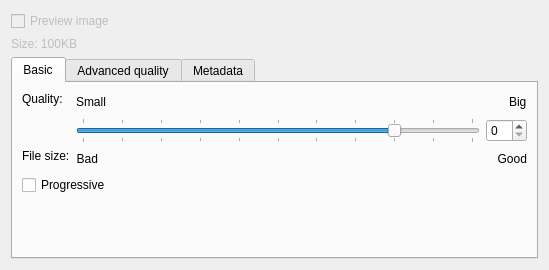
First picture: the form in filters/krita/jpeg/kis_wdg_options_jpeg.ui, repository KDE/calligra, before the edit.
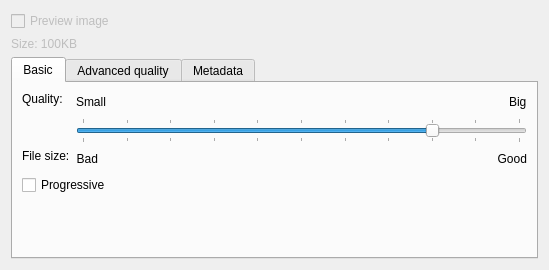
Second picture: the form after the edit. The open tabs and pages were chosen to show the change.

Commit message: have meta data filters visible in the jpeg export dialog

```diff
--- a/filters/krita/jpeg/kis_wdg_options_jpeg.ui
+++ b/filters/krita/jpeg/kis_wdg_options_jpeg.ui
@@ -122,9 +122,6 @@
              </property>
             </widget>
            </item>
-           <item>
-            <widget class="QSpinBox" name="spinBox_2" />
-           </item>
           </layout>
          </item>
          <item row="2" column="0" >
```
Left out of the diff: 2 changed lines with no effect on the pictures. The commit also changes 2 other files.
